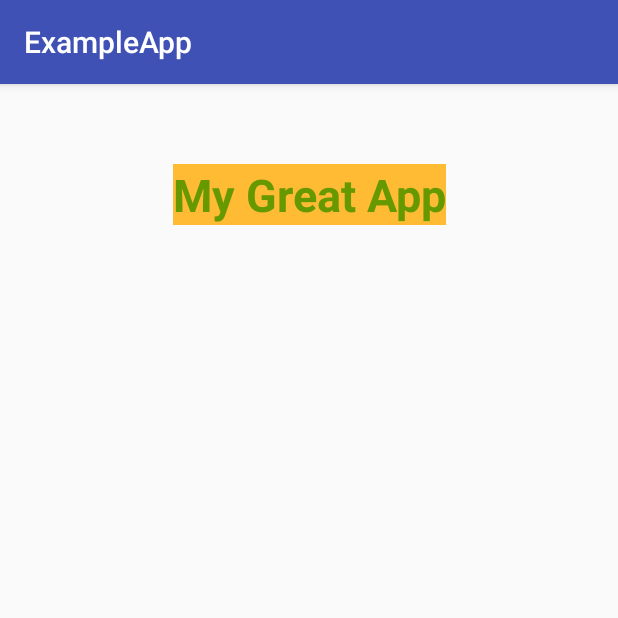
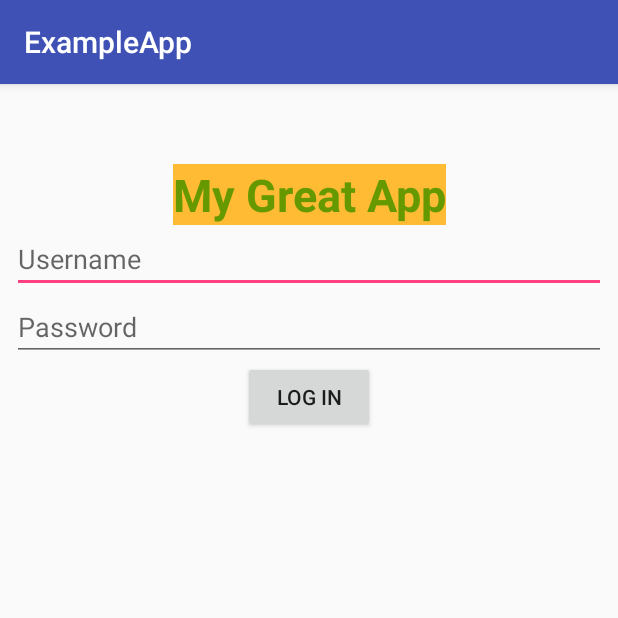
Before and after one commit to KDAndroidStudioCourse/ExampleApp, an Android app: the screen it shows after launch (MainActivity), on a phone screen of 412 x 824 dp, the top half of it. Run offline under Robolectric (Android 15) with nearby library versions, the light colour scheme and no system bars.

Commit message:
02. Buttons And TextFields

```diff
--- a/app/src/main/java/com/cj/darra/exampleapp/MainActivity.java
+++ b/app/src/main/java/com/cj/darra/exampleapp/MainActivity.java
@@ -2,6 +2,9 @@
 
 import android.support.v7.app.AppCompatActivity;
 import android.os.Bundle;
+import android.util.Log;
+import android.view.View;
+import android.widget.EditText;
 
 public class MainActivity extends AppCompatActivity {
 
@@ -10,4 +13,13 @@
         super.onCreate(savedInstanceState);
         setContentView(R.layout.activity_main);
     }
+
+    public void  clickFunction(View view) {
+        EditText usernameEditText = (EditText) findViewById(R.id.usernameEditText);
+        EditText passwordEditText = (EditText) findViewById(R.id.passwordEditText);
+
+        Log.i("Info", "Button pressed!");
+
+        Log.i("Values", "Username: " + usernameEditText.getText().toString() + ", Password: " + passwordEditText.getText().toString());
+    }
 }
--- a/app/src/main/res/layout/activity_main.xml
+++ b/app/src/main/res/layout/activity_main.xml
@@ -7,6 +7,7 @@
     tools:context="com.cj.darra.exampleapp.MainActivity">
 
     <TextView
+        android:id="@+id/textView"
         android:layout_width="wrap_content"
         android:layout_height="wrap_content"
         android:layout_marginTop="53dp"
@@ -21,4 +22,44 @@
         app:layout_constraintTop_toTopOf="parent"
         app:layout_constraintVertical_bias="0.0" />
 
+    <EditText
+        android:id="@+id/usernameEditText"
+        android:layout_width="0dp"
+        android:layout_height="wrap_content"
+        android:layout_marginEnd="8dp"
+        android:layout_marginStart="8dp"
+        android:ems="10"
+        android:hint="Username"
+        android:inputType="textPersonName"
+        app:layout_constraintEnd_toEndOf="parent"
+        app:layout_constraintStart_toStartOf="parent"
+        app:layout_constraintTop_toBottomOf="@+id/textView" />
+
+    <EditText
+        android:id="@+id/passwordEditText"
+        android:layout_width="0dp"
+        android:layout_height="wrap_content"
+        android:layout_marginEnd="8dp"
+        android:layout_marginStart="8dp"
+        android:ems="10"
+        android:hint="Password"
+        android:inputType="textPassword"
+        app:layout_constraintBottom_toBottomOf="parent"
+        app:layout_constraintEnd_toEndOf="parent"
+        app:layout_constraintStart_toStartOf="parent"
+        app:layout_constraintTop_toBottomOf="@+id/usernameEditText"
+        app:layout_constraintVertical_bias="0.0" />
+
+    <Button
+        android:id="@+id/loginButton"
+        android:layout_width="wrap_content"
+        android:layout_height="wrap_content"
+        android:onClick="clickFunction"
+        android:text="Log In"
+        app:layout_constraintBottom_toBottomOf="parent"
+        app:layout_constraintEnd_toEndOf="parent"
+        app:layout_constraintStart_toStartOf="parent"
+        app:layout_constraintTop_toBottomOf="@+id/passwordEditText"
+        app:layout_constraintVertical_bias="0.0" />
+
 </android.support.constraint.ConstraintLayout>
```
